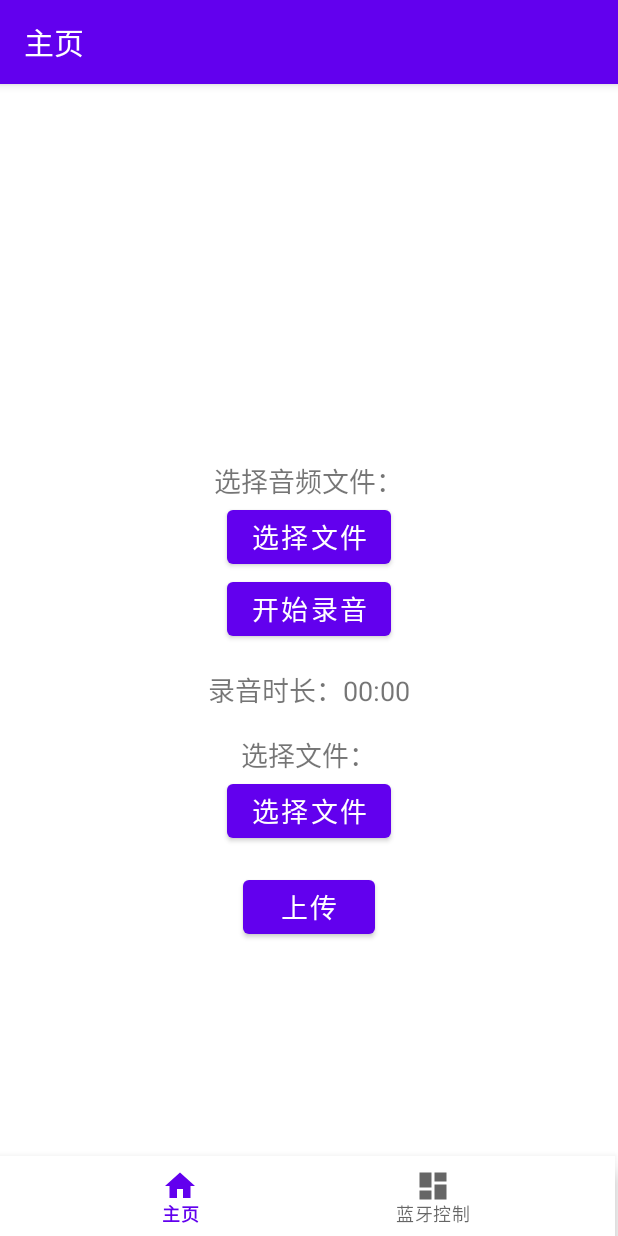
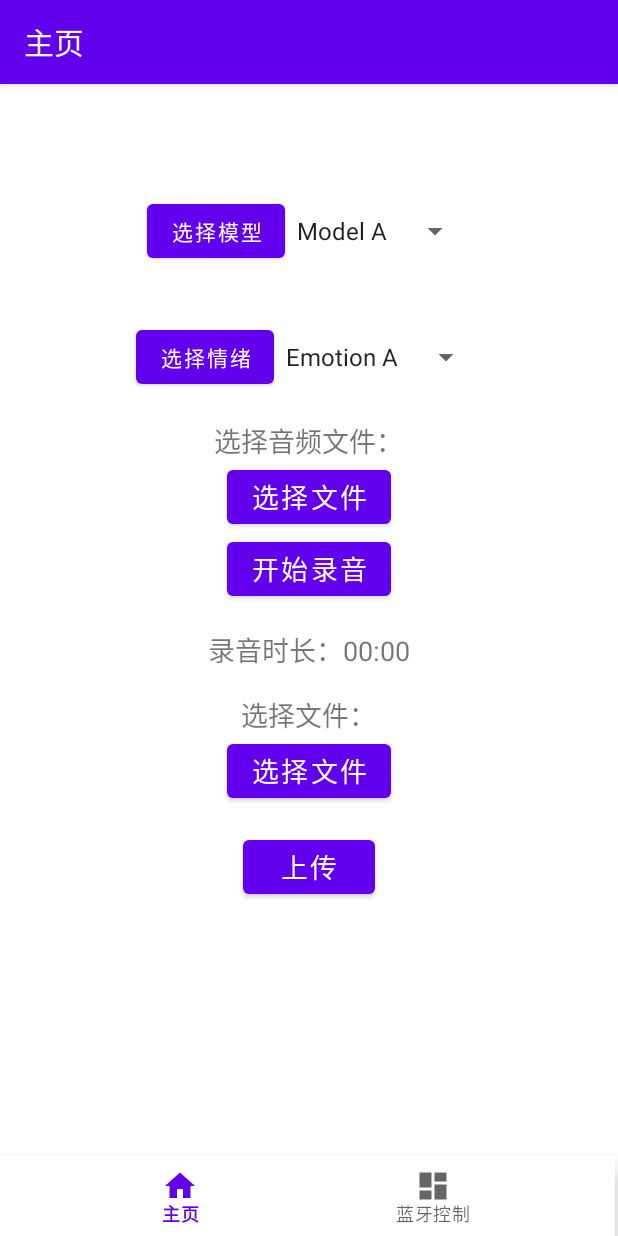
Before and after one commit to HanphoneJan/AiVoice, an Android app: the screen it shows after launch (MainActivity), on a phone screen of 412 x 824 dp. Run offline under Robolectric (Android 15) with nearby library versions, the phone set to English and light mode, and no system bars; our stand-ins replace navigation-ui.

Commit message:
增加了选择模型和情绪

```diff
--- a/app/src/main/java/com/example/aivoice/ui/home/HomeFragment.java
+++ b/app/src/main/java/com/example/aivoice/ui/home/HomeFragment.java
@@ -5,6 +5,8 @@ import android.os.Bundle;
 import android.view.LayoutInflater;
 import android.view.View;
 import android.view.ViewGroup;
+import android.widget.ArrayAdapter;
+import android.widget.Spinner;
 import android.widget.TextView;
 import android.widget.Toast;
 
@@ -32,6 +34,29 @@ public class HomeFragment extends Fragment {
 
         binding = FragmentHomeBinding.inflate(inflater, container, false);
         View root = binding.getRoot();
+
+
+        Spinner spinnerModel = root.findViewById(R.id.spinner_model);
+        // Create an ArrayAdapter using the string array and a default spinner layout
+        ArrayAdapter<CharSequence> adapterModel = ArrayAdapter.createFromResource(
+                requireContext(),
+                R.array.model_options,
+                android.R.layout.simple_spinner_item
+        );
+        // Specify the layout to use when the list of choices appears
+        adapterModel.setDropDownViewResource(android.R.layout.simple_spinner_dropdown_item);
+        // Apply the adapter to the spinner
+        spinnerModel.setAdapter(adapterModel);
+
+
+        Spinner spinnerEmotion = root.findViewById(R.id.spinner_emotion);
+        ArrayAdapter<CharSequence> adapterEmotion = ArrayAdapter.createFromResource(
+                requireContext(),
+                R.array.emotion_options,
+                android.R.layout.simple_spinner_item
+        );
+        adapterEmotion.setDropDownViewResource(android.R.layout.simple_spinner_dropdown_item);
+        spinnerEmotion.setAdapter(adapterEmotion);
 
         // 初始化 ActivityResultLaunchers
         chooseAudioLauncher = registerForActivityResult(
@@ -62,7 +87,7 @@ public class HomeFragment extends Fragment {
             }
         });
         binding.btnChooseFile.setOnClickListener(v -> homeViewModel.chooseFile(chooseFileLauncher));
-        binding.btnUpload.setOnClickListener(v -> homeViewModel.uploadFiles());
+        binding.btnUpload.setOnClickListener(v -> homeViewModel.uploadFiles(spinnerModel.getSelectedItem().toString(),spinnerEmotion.getSelectedItem().toString()));
 
         // 观察录音状态，更新 UI
         homeViewModel.getIsRecording().observe(getViewLifecycleOwner(), isRecording -> {
--- a/app/src/main/java/com/example/aivoice/ui/home/HomeViewModel.java
+++ b/app/src/main/java/com/example/aivoice/ui/home/HomeViewModel.java
@@ -11,6 +11,7 @@ import android.os.Build;
 import android.os.Handler;
 import android.os.Looper;
 import android.util.Log;
+import android.widget.Spinner;
 
 import androidx.activity.result.ActivityResultLauncher;
 import androidx.activity.result.contract.ActivityResultContracts;
@@ -60,6 +61,8 @@ public class HomeViewModel extends ViewModel {
     private boolean isTimer = true;
     private long startTime; // 录音开始时间
     private long elapsedTime = 0; // 已录音的时间
+
+
 
     // 添加一个公共的无参构造函数
     public HomeViewModel() {
@@ -203,29 +206,36 @@ public class HomeViewModel extends ViewModel {
 
     // 上传文件
 
-    public void uploadFiles() {
+    public void uploadFiles(String model, String emotion) {
         if (audioFileUri.getValue() != null && fileUri.getValue() != null) {
             OkHttpClient client = new OkHttpClient();
 
-            // Create request body with multipart form data
+            // 初始化MultipartBody.Builder并设置类型为FORM
             MultipartBody.Builder requestBodyBuilder = new MultipartBody.Builder()
                     .setType(MultipartBody.FORM);
 
             try {
-                // Add audio file (use dynamic file name and MIME type)
+                // 添加音频文件部分
                 String audioMimeType = context.getContentResolver().getType(audioFileUri.getValue());
                 String audioFileName = getFileName(audioFileUri.getValue());
                 requestBodyBuilder.addFormDataPart("audio", audioFileName,
                         RequestBody.create(MediaType.parse(audioMimeType),
                                 getAudioFileContent(audioFileUri.getValue())));
 
-                // Add regular file
+                // 添加常规文件部分
                 String fileMimeType = context.getContentResolver().getType(fileUri.getValue());
                 String regularFileName = getFileName(fileUri.getValue());
                 requestBodyBuilder.addFormDataPart("file", regularFileName,
                         RequestBody.create(MediaType.parse(fileMimeType),
                                 getFileContent(fileUri.getValue())));
 
+                // 添加Model参数部分
+                requestBodyBuilder.addFormDataPart("model", model);
+
+                // 添加Emotion参数部分
+                requestBodyBuilder.addFormDataPart("emotion", emotion);
+
+                // 构建完整的请求体
                 RequestBody requestBody = requestBodyBuilder.build();
                 String url = "https://www.hanphone.top/aivoice/upload";
                 Request request = new Request.Builder()
@@ -233,6 +243,7 @@ public class HomeViewModel extends ViewModel {
                         .post(requestBody)
                         .build();
 
+                // 异步执行请求
                 client.newCall(request).enqueue(new Callback() {
                     @Override
                     public void onFailure(@NonNull Call call, @NonNull IOException e) {
@@ -255,7 +266,7 @@ public class HomeViewModel extends ViewModel {
                 errorMessage.setValue("文件读取错误");
             }
         } else {
-            errorMessage.setValue("请选择音频文件和普通文件");
+            errorMessage.setValue("请选择文件");
         }
     }
 
--- a/app/src/main/res/layout/fragment_bluetooth.xml
+++ b/app/src/main/res/layout/fragment_bluetooth.xml
@@ -12,7 +12,6 @@
 
 
         <!-- 蓝牙控制 -->
-
         <!-- 音频控制 -->
         <LinearLayout
             android:layout_width="match_parent"
@@ -33,6 +32,7 @@
                 android:minHeight="48dp" />
 
         </LinearLayout>
+
         <LinearLayout
             android:layout_width="match_parent"
             android:layout_height="wrap_content"
--- a/app/src/main/res/layout/fragment_home.xml
+++ b/app/src/main/res/layout/fragment_home.xml
@@ -3,12 +3,54 @@
     android:layout_width="match_parent"
     android:layout_height="match_parent"
     android:orientation="vertical"
-    android:padding="16dp"
-    android:gravity="center">
+    android:gravity="center_horizontal"
+    >
+
+    <LinearLayout
+        android:layout_width="match_parent"
+        android:layout_height="84dp"
+        android:gravity="center"
+        android:orientation="horizontal">
+
+        <Button
+            android:id="@+id/btn_model"
+            android:layout_width="wrap_content"
+            android:layout_height="wrap_content"
+            android:text="选择模型" />
+
+        <Spinner
+            android:id="@+id/spinner_model"
+            android:layout_width="wrap_content"
+            android:layout_height="wrap_content"
+            android:minHeight="48dp" />
+
+    </LinearLayout>
+
+    <LinearLayout
+        android:layout_width="match_parent"
+        android:layout_height="84dp"
+        android:gravity="center"
+        android:orientation="horizontal">
+
+        <Button
+            android:id="@+id/btn_emotion"
+            android:layout_width="wrap_content"
+            android:layout_height="wrap_content"
+            android:text="选择情绪" />
+
+        <Spinner
+            android:id="@+id/spinner_emotion"
+            android:layout_width="wrap_content"
+            android:layout_height="wrap_content"
+            android:minHeight="48dp" />
+
+    </LinearLayout>
+
 
     <TextView
         android:layout_width="wrap_content"
         android:layout_height="wrap_content"
+        android:gravity="center"
         android:text="选择音频文件："
         android:textSize="18sp" />
 
@@ -16,6 +58,7 @@
         android:id="@+id/btn_choose_audio"
         android:layout_width="wrap_content"
         android:layout_height="wrap_content"
+        android:gravity="center"
         android:text="选择文件"
         android:textSize="18sp" />
 
--- /dev/null
+++ b/app/src/main/res/values/emotion.xml
@@ -0,0 +1,9 @@
+<?xml version="1.0" encoding="utf-8"?>
+<resources>
+    <string-array name="emotion_options">
+        <item>Emotion A</item>
+        <item>Emoiton B</item>
+        <item>Emotion C</item>
+        <item>Emotion D</item>
+    </string-array>
+</resources>
--- /dev/null
+++ b/app/src/main/res/values/model.xml
@@ -0,0 +1,9 @@
+<?xml version="1.0" encoding="utf-8"?>
+<resources>
+    <string-array name="model_options">
+        <item>Model A</item>
+        <item>Model B</item>
+        <item>Model C</item>
+        <item>Model D</item>
+    </string-array>
+</resources>
```
